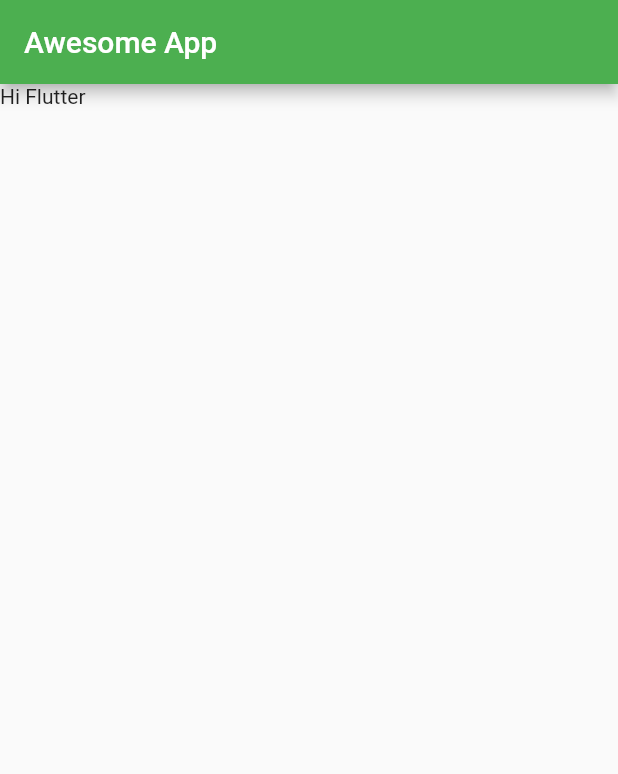
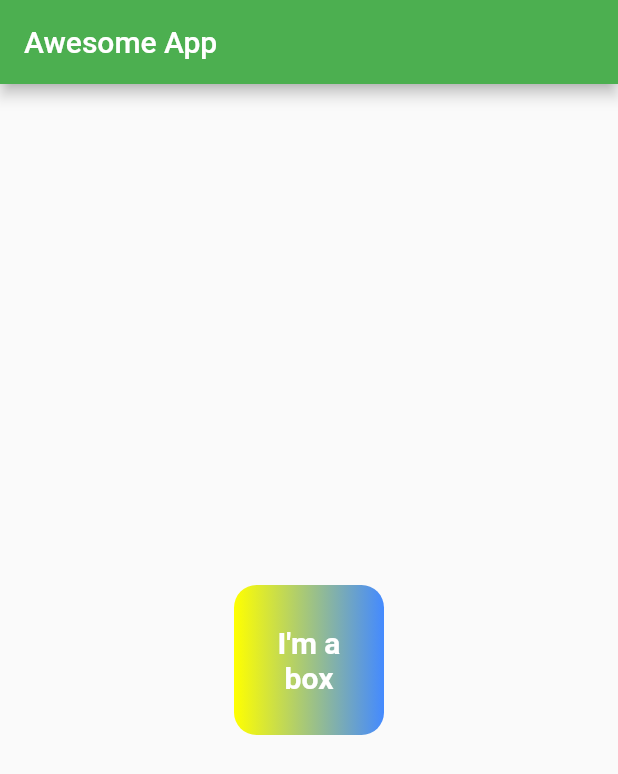
Before and after one commit to suhas-kadu/Awesome_App, a Flutter app: the screen it shows after launch, on a phone screen of 412 x 824 dp. Shown: the top 774 px of the screen. Run offline on Flutter 3.47's test engine with Material 2 defaults, Android fonts, the phone set to English and light mode, and no system bars.

Commit message:
chp2 completed

```diff
--- a/lib/main.dart
+++ b/lib/main.dart
@@ -17,7 +17,7 @@ void main() {
     theme: ThemeData(
       primarySwatch: Colors.green,
     ),
-    ));
+  ));
 }
 
 class HomePage extends StatelessWidget {
@@ -27,8 +27,34 @@ class HomePage extends StatelessWidget {
       appBar: AppBar(
         title: Text('Awesome App'),
       ),
-      body: Container(
-        child: Text('Hi Flutter'),
+      body: Center(
+        child: Container(
+          decoration: BoxDecoration(
+            color: Colors.red,
+            gradient: LinearGradient(
+              colors: [
+                Colors.yellowAccent,
+                Colors.blueAccent,
+              ],
+            ),
+            //shape: BoxShape.circle,
+            borderRadius: BorderRadius.circular(15),
+          ),
+          padding: const EdgeInsets.all(20),
+          height: 100,
+          width: 100,
+          clipBehavior: Clip.antiAlias,
+          alignment: Alignment.center,
+          child: Text(
+            "I'm a box",
+            style: TextStyle(
+              fontWeight: FontWeight.bold,
+              color: Colors.white,
+              fontSize: 20,
+            ),
+            textAlign: TextAlign.center,
+          ),
+        ),
       ),
     );
   }
```
